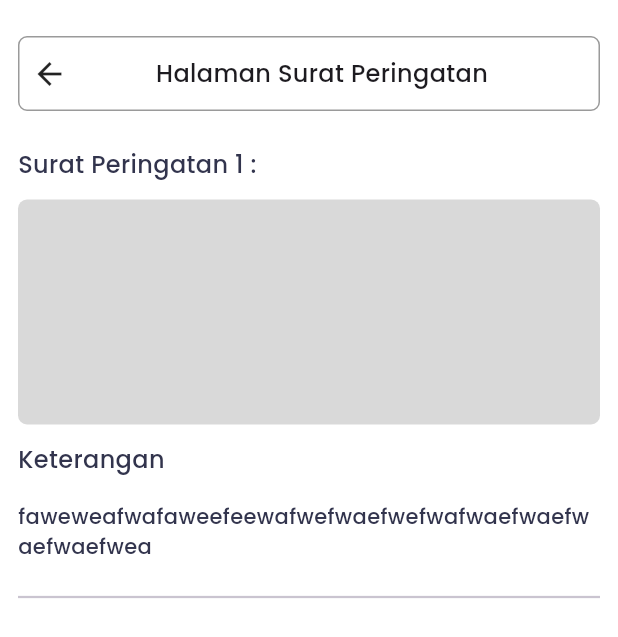
After one commit to femas66/internship-application-v1, a Flutter app: the StatementLetterScreen screen opened by its route, on a phone screen of 412 x 824 dp. The commit adds this screen. Shown: the top 637 px of the screen. Run offline on Flutter 3.47's test engine with Material 3 defaults, Android fonts, the light colour scheme and no system bars; our stand-ins replace awesome_bottom_bar, bot_toast, file_picker, firebase_core, firebase_messaging, flutter_local_notifications and 2 more; accounts and stored records are empty.

Commit message:
finish slicing v2

```diff
--- a/lib/main.dart
+++ b/lib/main.dart
@@ -14,6 +14,7 @@ import 'package:pkl_apps/modules/login/login_screen.dart';
 import 'package:pkl_apps/modules/notification/list_notification_screen.dart';
 import 'package:pkl_apps/modules/profile/edit_profile_screen.dart';
 import 'package:pkl_apps/modules/profile/profile_screen.dart';
+import 'package:pkl_apps/modules/profile/statement_letter_screen.dart';
 import 'package:pkl_apps/modules/splash/splash_screen.dart';
 import 'package:pkl_apps/utils/firebase_api.dart';
 
@@ -47,7 +48,8 @@ class MyApp extends StatelessWidget {
         HomeScreen.routeName: (context) => const HomeScreen(),
         UploadJournalScreen.routeName: (context) => const UploadJournalScreen(),
         JournalDetailScreen.routeName: (context) => const JournalDetailScreen(),
-        PermissionFormScreen.routeName: (context) => const PermissionFormScreen(),
+        PermissionFormScreen.routeName: (context) =>
+            const PermissionFormScreen(),
         ListAttendanceScreen.routeName: (context) =>
             const ListAttendanceScreen(),
         ListJournalScreen.routeName: (context) => const ListJournalScreen(),
@@ -56,6 +58,7 @@ class MyApp extends StatelessWidget {
         EditProfileScreen.routeName: (context) => const EditProfileScreen(),
         ListNotificationScreen.routeName: (context) =>
             const ListNotificationScreen(),
+        StatementLetterScreen.routeName: (context) => const StatementLetterScreen()
       },
     );
   }
--- a/lib/modules/profile/profile_screen.dart
+++ b/lib/modules/profile/profile_screen.dart
@@ -2,6 +2,7 @@ import 'package:flutter/material.dart';
 import 'package:get_storage/get_storage.dart';
 import 'package:google_fonts/google_fonts.dart';
 import 'package:pkl_apps/modules/profile/edit_profile_screen.dart';
+import 'package:pkl_apps/modules/profile/statement_letter_screen.dart';
 
 class ProfileScreen extends StatefulWidget {
   static const String routeName = '/profile-screen';
@@ -251,6 +252,9 @@ class _ProfileScreenState extends State<ProfileScreen> {
                   ),
                   Align(
                     alignment: Alignment.centerLeft,
+                    child: InkWell(
+                      onTap: () => Navigator.pushNamed(
+                          context, StatementLetterScreen.routeName),
                       child: Container(
                         width: 186,
                         height: 40,
@@ -267,6 +271,7 @@ class _ProfileScreenState extends State<ProfileScreen> {
                           ),
                         ),
                       ),
+                    ),
                   )
                 ],
               ),
--- /dev/null
+++ b/lib/modules/profile/statement_letter_screen.dart
@@ -0,0 +1,131 @@
+import 'package:flutter/material.dart';
+import 'package:get_storage/get_storage.dart';
+import 'package:google_fonts/google_fonts.dart';
+
+class StatementLetterScreen extends StatefulWidget {
+  static const String routeName = '/statement-letter-screen';
+  const StatementLetterScreen({super.key});
+
+  @override
+  State<StatementLetterScreen> createState() => _StatementLetterScreenState();
+}
+
+class _StatementLetterScreenState extends State<StatementLetterScreen> {
+  final box = GetStorage();
+
+  @override
+  Widget build(BuildContext context) {
+    return Scaffold(
+        backgroundColor: Colors.white,
+        body: Container(
+          padding: const EdgeInsets.fromLTRB(12, 0, 12, 0),
+          child: ListView(
+            children: [
+              const SizedBox(
+                height: 24,
+              ),
+              Container(
+                padding: const EdgeInsets.fromLTRB(0, 12, 0, 12),
+                width: double.infinity,
+                decoration: BoxDecoration(
+                    color: Colors.white,
+                    borderRadius: BorderRadius.circular(6),
+                    border:
+                        Border.all(color: const Color(0xFF9A9A9A), width: 1)),
+                child: Row(
+                  mainAxisAlignment: MainAxisAlignment.spaceBetween,
+                  children: [
+                    InkWell(
+                      onTap: () => Navigator.pop(context),
+                      child: const Padding(
+                        padding: EdgeInsets.only(left: 8.0),
+                        child: Icon(Icons.arrow_back),
+                      ),
+                    ),
+                    const Spacer(
+                      flex: 4,
+                    ),
+                    Text(
+                      "Halaman Surat Peringatan",
+                      style: GoogleFonts.poppins(
+                          fontWeight: FontWeight.w500, fontSize: 16),
+                    ),
+                    const Spacer(
+                      flex: 5,
+                    ),
+                  ],
+                ),
+              ),
+              const SizedBox(
+                height: 24,
+              ),
+              Text(
+                "Surat Peringatan 1 :",
+                style: GoogleFonts.poppins(
+                    fontSize: 16,
+                    fontWeight: FontWeight.w500,
+                    color: const Color(0xFF32344D)),
+              ),
+              const SizedBox(
+                height: 12,
+              ),
+              InkWell(
+                onTap: () => _dialogBuilder(context),
+                child: Container(
+                  height: 150,
+                  width: double.infinity,
+                  decoration: BoxDecoration(
+                      borderRadius: BorderRadius.circular(6),
+                      color: const Color(0xFFD9D9D9)),
+                  child: ClipRRect(),
+                ),
+              ),
+              const SizedBox(
+                height: 12,
+              ),
+              Text(
+                "Keterangan",
+                style: GoogleFonts.poppins(
+                    fontSize: 16,
+                    fontWeight: FontWeight.w500,
+                    color: const Color(0xFF32344D)),
+              ),
+              const SizedBox(
+                height: 16,
+              ),
+              Text(
+                "faweweafwafaweefeewafwefwaefwefwafwaefwaefwaefwaefwea",
+                style: GoogleFonts.poppins(
+                    fontSize: 14,
+                    fontWeight: FontWeight.w500,
+                    color: const Color(0xFF32344D)),
+              ),
+              const SizedBox(
+                height: 16,
+              ),
+              Divider(
+                thickness: 1.5,
+              ),
+            ],
+          ),
+        ));
+  }
+
+  Future<void> _dialogBuilder(BuildContext context) {
+    return showDialog<void>(
+      context: context,
+      builder: (BuildContext context) {
+        return AlertDialog(
+          content: Container(
+            height: 150,
+            width: double.infinity,
+            decoration: BoxDecoration(
+                borderRadius: BorderRadius.circular(6),
+                color: const Color(0xFFD9D9D9)),
+            child: ClipRRect(),
+          ),
+        );
+      },
+    );
+  }
+}
```
Lines whose indentation alone changed are shown as unchanged.
